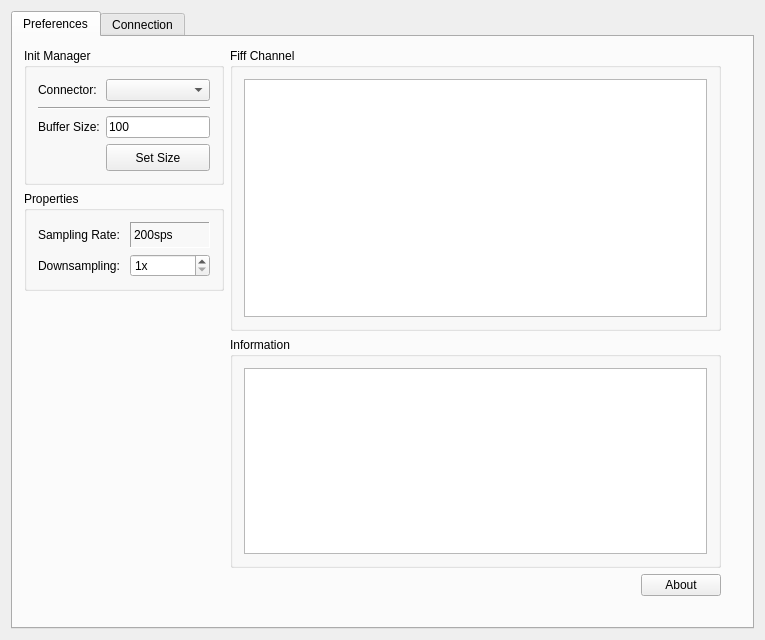
The window that mne_x/plugins/rtserver/FormFiles/rtserversetup.ui (mne-tools/mne-cpp) describes before a commit, drawn with Qt 5.
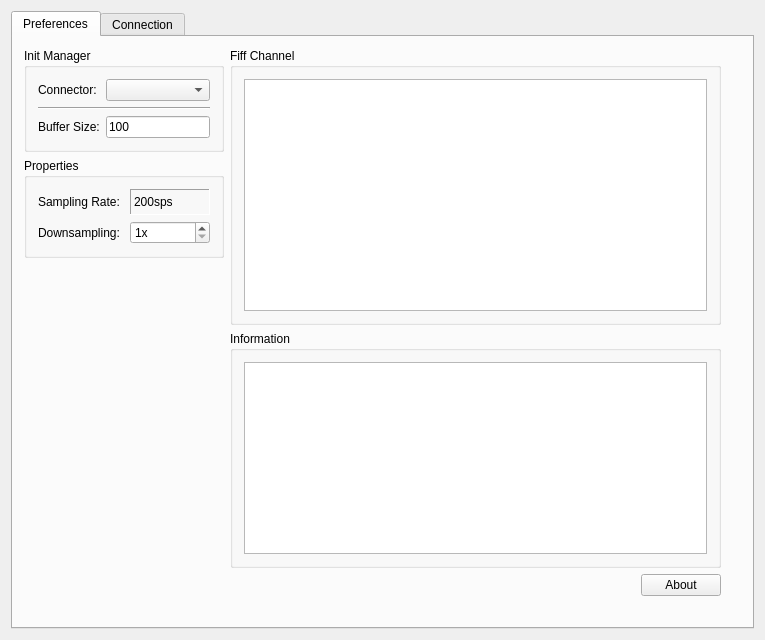
The same window after the commit. The open tabs and pages were chosen to show the change.

Patch:
```diff
--- a/mne_x/plugins/rtserver/FormFiles/rtserversetup.ui
+++ b/mne_x/plugins/rtserver/FormFiles/rtserversetup.ui
@@ -196,19 +196,6 @@
               </property>
              </widget>
             </item>
-            <item row="5" column="1">
-             <widget class="QPushButton" name="m_qPushButton_SetSize">
-              <property name="minimumSize">
-               <size>
-                <width>0</width>
-                <height>27</height>
-               </size>
-              </property>
-              <property name="text">
-               <string>Set Size</string>
-              </property>
-             </widget>
-            </item>
             <item row="3" column="0" colspan="2">
              <widget class="Line" name="line">
               <property name="orientation">
```
Left out of the diff: 4 changed lines with no effect on the pictures.
